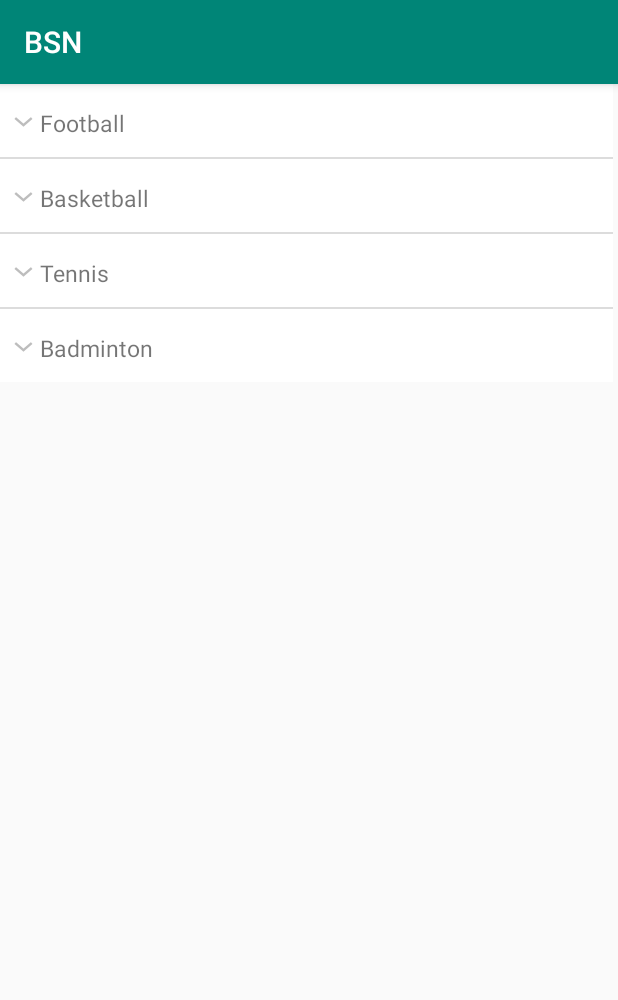
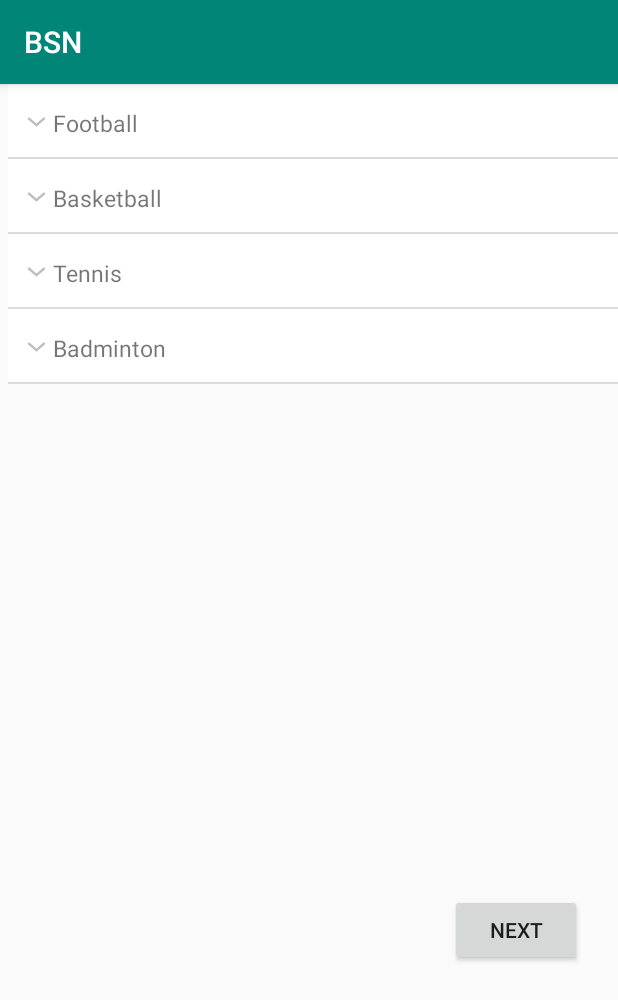
Before and after one commit to T0FI/BSN-Book-Sports-Now, an Android app: the Extra1Activity screen opened directly, with no data from a screen before it, on a phone screen of 412 x 824 dp. Shown: the top 1000 px of the screen. Run offline under Robolectric (Android 15) with nearby library versions, the light colour scheme and no system bars.

Commit message:
Added an add button on the 2nd page of extras as well as an Next button of first page of extras. The Next button directs the user to the payment choice page.

```diff
--- a/app/src/main/java/com/example/group_project_2019_20_group_6/Extra1Activity.java
+++ b/app/src/main/java/com/example/group_project_2019_20_group_6/Extra1Activity.java
@@ -177,4 +177,9 @@ public class Extra1Activity extends AppCompatActivity {
         return allSports;
 
     }
+
+    public void Onclick_Next(View view){
+        Intent intent1= new Intent(this,Payment_choice.class);
+        startActivity(intent1);
+    }
 }
--- a/app/src/main/res/layout/activity_extra1.xml
+++ b/app/src/main/res/layout/activity_extra1.xml
@@ -4,18 +4,31 @@
     xmlns:tools="http://schemas.android.com/tools"
     android:layout_width="match_parent"
     android:layout_height="match_parent"
-    tools:context=".MainActivity">
+    tools:context=".Extra1Activity">
 
     <ExpandableListView
 
         android:id="@+id/expandableView"
-         android:layout_width="match_parent"
-         android:layout_height="wrap_content"
+        android:layout_width="wrap_content"
+        android:layout_height="409dp"
+        android:layout_alignParentStart="true"
         android:layout_alignParentLeft="true"
+        android:layout_alignParentTop="true"
         android:layout_alignParentRight="true"
-         android:layout_marginLeft="-3dp"
-         android:layout_marginRight="3dp">
+        android:layout_alignParentBottom="true"
+        android:layout_marginStart="5dp"
+        android:layout_marginTop="0dp"
+        android:layout_marginBottom="223dp">
 
     </ExpandableListView>
 
+    <Button
+        android:layout_width="wrap_content"
+        android:layout_height="wrap_content"
+        android:layout_marginLeft="300sp"
+        android:layout_marginTop="540dp"
+        android:onClick="Onclick_Next"
+        android:text="Next" />
+
+
 </RelativeLayout>
```
Also changed, not shown: app/src/main/java/com/example/group_project_2019_20_group_6/Extra2Activity.java (+10 -0 lines), app/src/main/res/layout/activity_extra2.xml (+12 -1 lines). Lines whose indentation alone changed are shown as unchanged.
